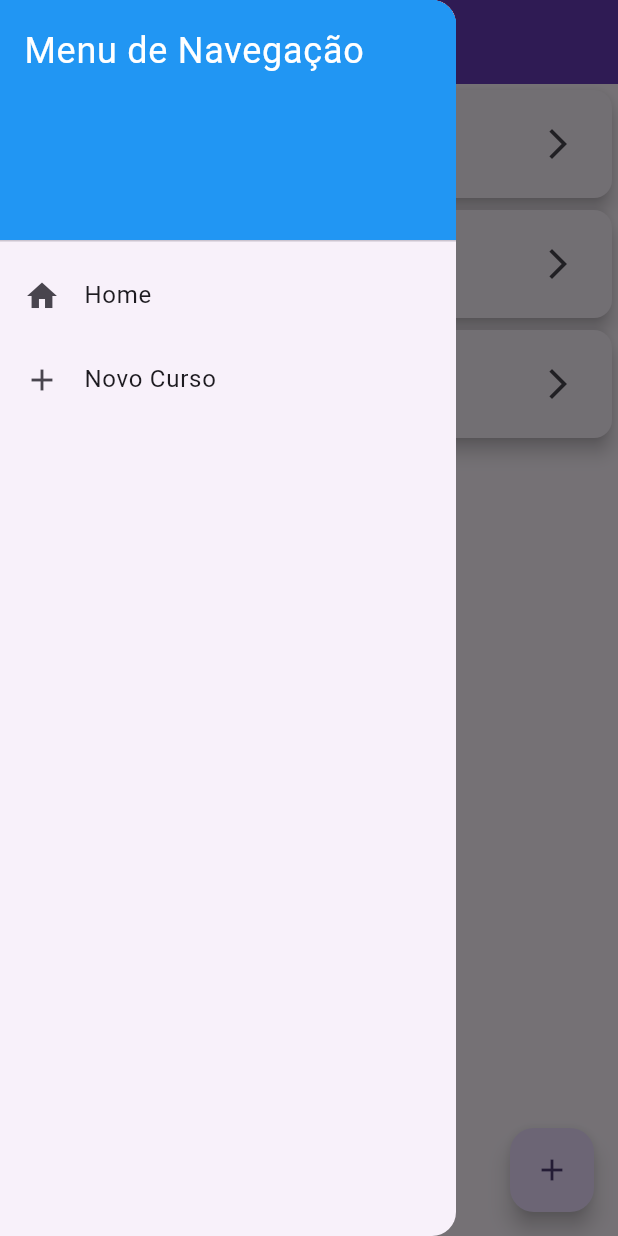
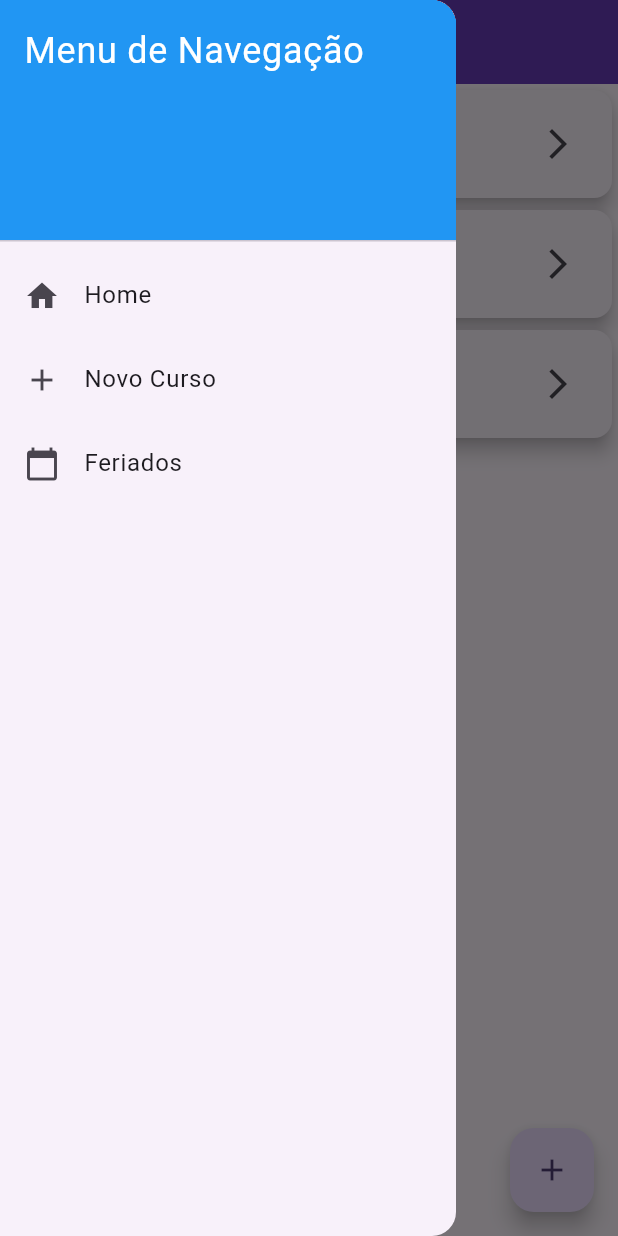
Before and after one commit to wellsla/flutter-class-app, a Flutter app: the screen it shows after launch, after a tap on "Entrar", after a tap on the "menu" icon, on a phone screen of 412 x 824 dp. Run offline on Flutter 3.47's test engine with Material 3 defaults, Android fonts, the phone set to English and light mode, and no system bars; drawn by our look-alikes of flutter_slidable; network calls fail.

Commit message:
:sparkles: feat: Initial holiday dates feature

```diff
--- a/lib/home.dart
+++ b/lib/home.dart
@@ -72,8 +72,16 @@ class _HomePageState extends State<HomePage> {
                 Navigator.pop(context);
                 Navigator.push(
                   context,
-                  MaterialPageRoute(builder: (context) => FormCourse()),
+                  MaterialPageRoute(builder: (context) => const FormCourse()),
                 );
+              },
+            ),
+            ListTile(
+              leading: const Icon(Icons.calendar_today),
+              title: const Text('Feriados'),
+              onTap: () {
+                Navigator.pop(context);
+                Navigator.pushNamed(context, '/feriados');
               },
             ),
           ],
@@ -86,7 +94,7 @@ class _HomePageState extends State<HomePage> {
             elevation: 5,
             child: Slidable(
               endActionPane: ActionPane(
-                motion: ScrollMotion(),
+                motion: const ScrollMotion(),
                 children: [
                   SlidableAction(
                     onPressed: (context) {},
@@ -105,21 +113,21 @@ class _HomePageState extends State<HomePage> {
                 ],
               ),
               child: ListTile(
-                leading: CircleAvatar(child: Text("CC")),
+                leading: const CircleAvatar(child: Text("CC")),
                 title: Text(courses[index].name ?? ''),
                 subtitle: Text(courses[index].description ?? ''),
-                trailing: Icon(Icons.arrow_forward_ios),
+                trailing: const Icon(Icons.arrow_forward_ios),
               ),
             ),
           );
         },
       ),
       floatingActionButton: FloatingActionButton(
-        child: Icon(Icons.add),
+        child: const Icon(Icons.add),
         onPressed: () {
           Navigator.push(
             context,
-            MaterialPageRoute(builder: (context) => FormCourse()),
+            MaterialPageRoute(builder: (context) => const FormCourse()),
           );
         },
       ),
--- a/lib/login.dart
+++ b/lib/login.dart
@@ -30,7 +30,7 @@ class _LoginPageState extends State<LoginPage> {
                 hintText: "Informe o email",
                 border: OutlineInputBorder(
                   borderRadius: BorderRadius.circular(37),
-                  borderSide: BorderSide(style: BorderStyle.none),
+                  borderSide: const BorderSide(style: BorderStyle.none),
                 ),
               ),
             ),
@@ -45,14 +45,14 @@ class _LoginPageState extends State<LoginPage> {
                     });
                   },
                   icon:
-                      showPassword == false
+                      !showPassword
                           ? const Icon(Icons.visibility_off)
                           : const Icon(Icons.visibility),
                 ),
                 hintText: "Informe a senha",
                 border: OutlineInputBorder(
                   borderRadius: BorderRadius.circular(37),
-                  borderSide: BorderSide(style: BorderStyle.none),
+                  borderSide: const BorderSide(style: BorderStyle.none),
                 ),
               ),
             ),
@@ -64,7 +64,7 @@ class _LoginPageState extends State<LoginPage> {
                 onPressed: () {
                   Navigator.pushReplacement(
                     context,
-                    MaterialPageRoute(builder: (context) => HomePage()),
+                    MaterialPageRoute(builder: (context) => const HomePage()),
                   );
                 },
                 child: const Text("Entrar"),
--- a/lib/main.dart
+++ b/lib/main.dart
@@ -1,4 +1,5 @@
 import 'package:flutter/material.dart';
+import 'package:flutterapp/feriados_screen.dart';
 import 'package:flutterapp/home.dart';
 import 'package:flutterapp/login.dart';
 
@@ -22,7 +23,10 @@ class MyApp extends StatelessWidget {
         ),
         colorScheme: ColorScheme.fromSeed(seedColor: Colors.deepPurple),
       ),
-      home: LoginPage()
+      home: const LoginPage(),
+      routes: {
+        '/feriados': (context) => const FeriadosScreen(),
+      },
     );
   }
 }
--- /dev/null
+++ b/lib/utils/constants.dart
@@ -0,0 +1,6 @@
+class ApiConstants {
+  static const String baseUrl = 'https://brasilapi.com.br/api';
+  static const String holidaysEndpoint = '/feriados/v1/2023';
+
+  static String get holidaysUrl => '$baseUrl$holidaysEndpoint';
+}
```
Also changed, not shown: lib/feriados_screen.dart (added, +120 -0 lines), lib/models/holiday_model.dart (added, +29 -0 lines), lib/repository/holiday_repository.dart (added, +29 -0 lines), pubspec.yaml (+6 -5 lines), pubspec.lock, 1 other file.
